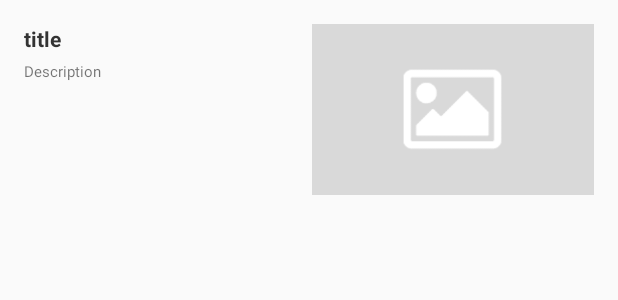
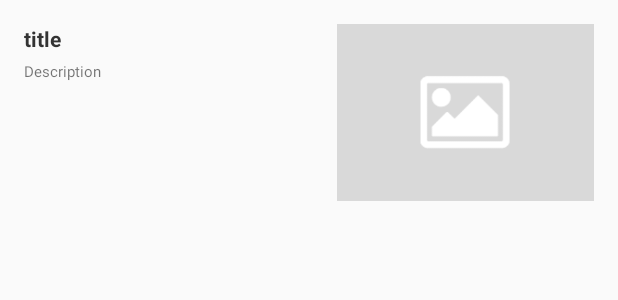
Before and after one commit to riku3/Climbing-Info-Android, an Android app: the layout article.xml on its own in the app's theme, with its tools: preview values and no code run, on a phone screen of 412 x 824 dp. Shown: the top 300 px of the screen. Run offline under Robolectric (Android 15) with nearby library versions, the phone set to English and light mode, and no system bars.

Commit message:
記事にweight追加（デバイス毎のデザイン調整）

```diff
--- a/app/src/main/res/layout/activity_article.xml
+++ b/app/src/main/res/layout/activity_article.xml
@@ -27,6 +27,7 @@
             android:layout_alignParentBottom="true"
             android:layout_centerHorizontal="true"
             app:adSize="BANNER"
-            app:adUnitId="ca-app-pub-3940256099942544/6300978111"></com.google.android.gms.ads.AdView>
+            app:adUnitId="ca-app-pub-3940256099942544/6300978111">
+        </com.google.android.gms.ads.AdView>
     </RelativeLayout>
 </androidx.constraintlayout.widget.ConstraintLayout>
--- a/app/src/main/res/layout/article.xml
+++ b/app/src/main/res/layout/article.xml
@@ -7,7 +7,7 @@
     <LinearLayout
         android:id="@+id/linear_layout"
         android:layout_width="0dp"
-        android:layout_height="146dp"
+        android:layout_height="150dp"
         android:orientation="horizontal"
         android:padding="16dp"
         app:layout_constraintEnd_toEndOf="parent"
@@ -15,8 +15,9 @@
         app:layout_constraintTop_toTopOf="parent">
 
         <LinearLayout
-            android:layout_width="192dp"
+            android:layout_width="0dp"
             android:layout_height="match_parent"
+            android:layout_weight="0.55"
             android:orientation="vertical"
             android:paddingRight="5dp">
 
@@ -41,8 +42,9 @@
 
         <ImageView
             android:id="@+id/imageview"
-            android:layout_width="match_parent"
+            android:layout_width="0dp"
             android:layout_height="match_parent"
+            android:layout_weight="0.45"
             android:scaleType="centerCrop"
             android:src="@drawable/user_placeholder" />
 
```
Also changed, not shown: app/src/main/res/layout/activity_news.xml (+0 -11 lines).
